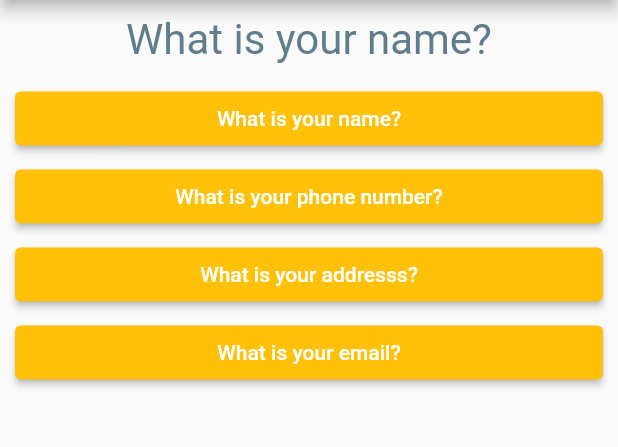
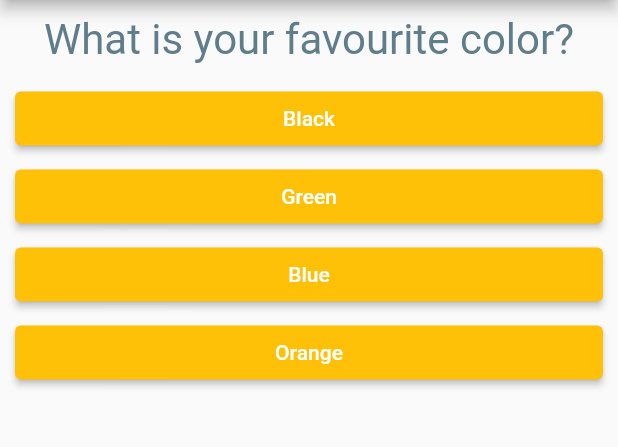
Before and after one commit to shahed-swe/flutter-learning, a Flutter app: the screen it shows after launch, on a phone screen of 412 x 824 dp, the part 84-531 px from its top. Run offline on Flutter 3.47's test engine with Material 2 defaults, Android fonts, the phone set to English and light mode, and no system bars.

Commit message:
new commit

```diff
--- a/firstapp/lib/answer.dart
+++ b/firstapp/lib/answer.dart
@@ -2,10 +2,9 @@ import 'package:flutter/material.dart';
 
 class Answer extends StatelessWidget {
   final Function selectHandler;
-  final int value;
-  var questions;
+  final String answerText;
 
-  Answer(this.value, this.selectHandler, this.questions);
+  Answer(this.selectHandler, this.answerText);
 
   @override
   Widget build(BuildContext context) {
@@ -17,8 +16,8 @@ class Answer extends StatelessWidget {
           primary: Colors.amber, // sets background color
           onPrimary: Colors.white, // sets text color
         ),
-        child: Text(questions[value]),
-        onPressed: () => selectHandler(value),
+        child: Text(answerText),
+        onPressed: () => selectHandler(),
       ),
     );
   }
--- a/firstapp/lib/main.dart
+++ b/firstapp/lib/main.dart
@@ -15,19 +15,33 @@ class MyFirstApp extends StatefulWidget {
 class _MyFirstAppState extends State<MyFirstApp> {
   int _answerdQuestion = 0;
 
-  void _answerQuestion(int index) {
+  void _answerQuestion() {
+    print(_answerdQuestion);
     setState(() {
-      _answerdQuestion = index;
+      _answerdQuestion = _answerdQuestion + 1;
     });
   }
 
   @override
   Widget build(BuildContext context) {
-    var _question = [
-      'What is your name?',
-      'What is your phone number?',
-      'What is your addresss?',
-      'What is your email?'
+    const questions = [
+      {
+        'question': 'What is your favourite color?',
+        'answer': ['Black', 'Green', 'Blue', 'Orange']
+      },
+      {
+        'question': 'What is your favourite animal?',
+        'answer': ['Cat', 'Tiger', 'Dog', 'Lion']
+      },
+      {
+        'question': 'What is your favourite food?',
+        'answer': [
+          'Shak Shobji',
+          'Bilai er mangsho',
+          'Kuttar Mangsho',
+          'Murgir Pocha kolija'
+        ]
+      },
     ];
 
     return MaterialApp(
@@ -35,20 +49,19 @@ class _MyFirstAppState extends State<MyFirstApp> {
         appBar: AppBar(
           title: const Text('First App'),
         ),
-        body: Column(
-          children: <Widget>[
-            Question(_question[_answerdQuestion]),
-            // ElevatedButton(
-            //   onPressed: () => print("Number 1 Choosen"),
-            //   child: const Text("Answer 1"),
-            // ),
-            for (var i = 0; i < 4; i++) Answer(i, _answerQuestion, _question),
-            // Answer(0,_answerQuestion, _question),
-            // Answer(1,_answerQuestion, _question),
-            // Answer(2,_answerQuestion, _question),
-            // Answer(3,_answerQuestion, _question),
-          ],
-        ),
+        body: _answerdQuestion < questions.length
+            ? Column(
+                children: <Widget>[
+                  Question(questions[_answerdQuestion]['question'].toString()),
+                  ...(questions[_answerdQuestion]['answer'] as List<String>)
+                      .map((answer) {
+                    return Answer(_answerQuestion, answer);
+                  }).toList(),
+                ],
+              )
+            : Center(
+                child: Text("Sultan dine Jindabad"),
+              ),
       ),
     );
   }
```
